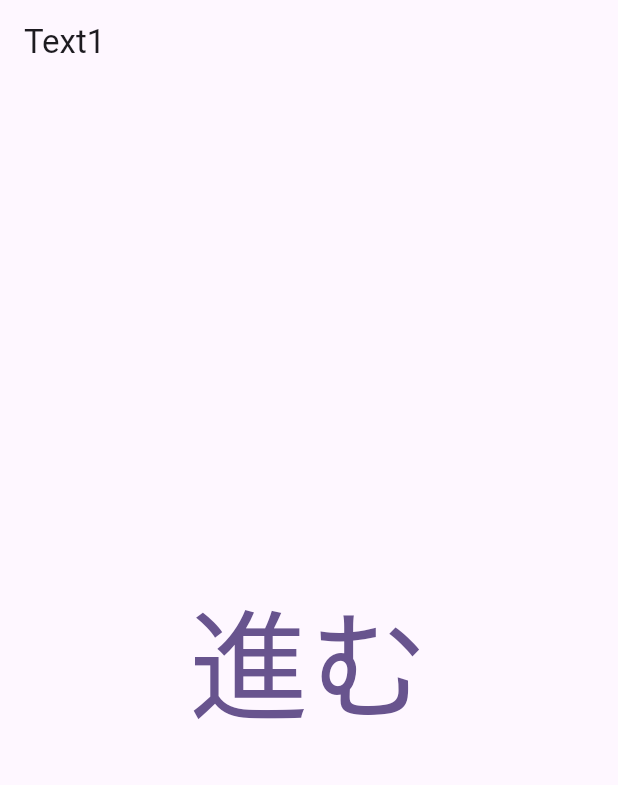
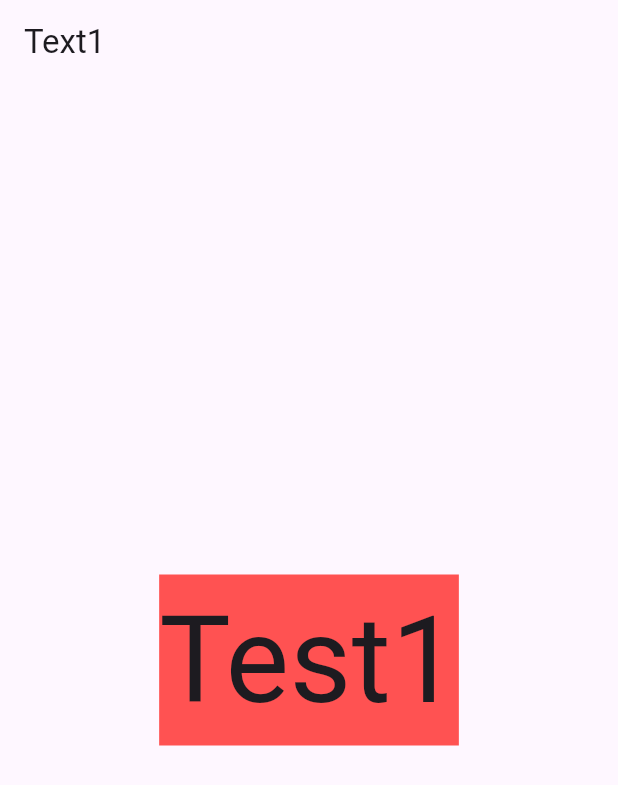
Before and after one commit to hareya0622/flutter-development-getting-started, a Flutter app: the screen it shows after launch, on a phone screen of 412 x 824 dp. Shown: the top 785 px of the screen. Run offline on Flutter 3.47's test engine with Material 3 defaults, Android fonts, the phone set to English and light mode, and no system bars.

Commit message:
リスト 2.48 to 2.51

```diff
--- a/lib/main.dart
+++ b/lib/main.dart
@@ -1,4 +1,6 @@
 import 'package:flutter/material.dart';
+import 'package:helloworld/test_page2.dart';
+import 'package:helloworld/test_page3.dart';
 import 'test_page1.dart';
 
 // エントリーポイントのmain関数
@@ -34,10 +36,38 @@ class MyHomePage extends StatefulWidget {
 }
 
 class _MyHomePageState extends State<MyHomePage> {
+  late PageController _pageController;
+  int _selectIndex = 0;
+
+  // ページの配列
+  final _pages = [TestPage1(), TestPage2(), TestPage3()];
+
+  @override
+  void initState() {
+    super.initState();
+    _pageController = PageController(initialPage: _selectIndex);
+  }
+
+  @override
+  void dispose() {
+    super.dispose();
+    _pageController.dispose();
+  }
+
+  void _onPageChanged(int index) {
+    setState(() {
+      _selectIndex = index;
+    });
+  }
+
   @override
   Widget build(BuildContext context) {
     return Scaffold(
-      body: TestPage1(),
+      body: PageView(
+        controller: _pageController,
+        onPageChanged: _onPageChanged,
+        children: _pages,
+      ),
     );
   }
 }
--- a/lib/test_page1.dart
+++ b/lib/test_page1.dart
@@ -1,5 +1,4 @@
 import 'package:flutter/material.dart';
-import 'test_page2.dart';
 
 class TestPage1 extends StatelessWidget {
   @override
@@ -9,13 +8,8 @@ class TestPage1 extends StatelessWidget {
           title: const Text('Text1'),
         ),
         body: Center(
-            child: TextButton(
-                onPressed: () => {
-                      Navigator.of(context)
-                          .push(MaterialPageRoute(builder: (context) {
-                        return TestPage2();
-                      }))
-                    },
-                child: const Text("進む", style: TextStyle(fontSize: 80)))));
+            child: Container(
+                color: Colors.redAccent,
+                child: const Text("Test1", style: TextStyle(fontSize: 80)))));
   }
 }
--- a/lib/test_page3.dart
+++ b/lib/test_page3.dart
@@ -8,10 +8,10 @@ class TestPage3 extends StatelessWidget {
         title: const Text("Text3"),
       ),
       body: Center(
-          child: TextButton(
-        onPressed: () => {Navigator.of(context).pop()},
+          child: Container(
+        color: Colors.blueAccent,
         child: const Text(
-          "戻る",
+          "Test3",
           style: TextStyle(fontSize: 80),
         ),
       )),
```
Also changed, not shown: lib/test_page2.dart (+6 -22 lines).
